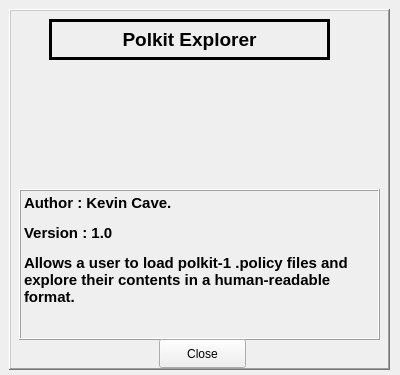
Above: About.ui from scarygliders/Polkit-Explorer before the change. Below: the same form after it.
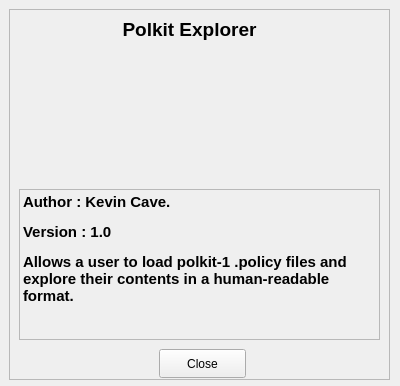
That is the form after the change. Icons and pictures are not drawn.

```diff
--- a/About.ui
+++ b/About.ui
@@ -10,7 +10,7 @@
     <x>0</x>
     <y>0</y>
     <width>400</width>
-    <height>375</height>
+    <height>386</height>
    </rect>
   </property>
   <property name="windowTitle">
@@ -22,20 +22,23 @@
      <x>9</x>
      <y>9</y>
      <width>381</width>
-     <height>361</height>
+     <height>371</height>
     </rect>
    </property>
    <property name="frameShape">
-    <enum>QFrame::WinPanel</enum>
+    <enum>QFrame::StyledPanel</enum>
    </property>
    <property name="frameShadow">
     <enum>QFrame::Raised</enum>
    </property>
+   <property name="lineWidth">
+    <number>1</number>
+   </property>
    <widget class="QLabel" name="label">
     <property name="geometry">
      <rect>
       <x>40</x>
-      <y>10</y>
+      <y>0</y>
       <width>281</width>
       <height>41</height>
      </rect>
@@ -48,7 +51,7 @@
      </font>
     </property>
     <property name="frameShape">
-     <enum>QFrame::Panel</enum>
+     <enum>QFrame::NoFrame</enum>
     </property>
     <property name="lineWidth">
      <number>3</number>
@@ -70,7 +73,7 @@
      </rect>
     </property>
     <property name="frameShape">
-     <enum>QFrame::Box</enum>
+     <enum>QFrame::StyledPanel</enum>
     </property>
     <property name="frameShadow">
      <enum>QFrame::Raised</enum>
@@ -95,7 +98,7 @@
     <property name="geometry">
      <rect>
       <x>150</x>
-      <y>330</y>
+      <y>340</y>
       <width>87</width>
       <height>29</height>
      </rect>
@@ -107,8 +110,8 @@
    <widget class="QLabel" name="label_3">
     <property name="geometry">
      <rect>
-      <x>130</x>
-      <y>60</y>
+      <x>120</x>
+      <y>40</y>
       <width>151</width>
       <height>141</height>
      </rect>
```
